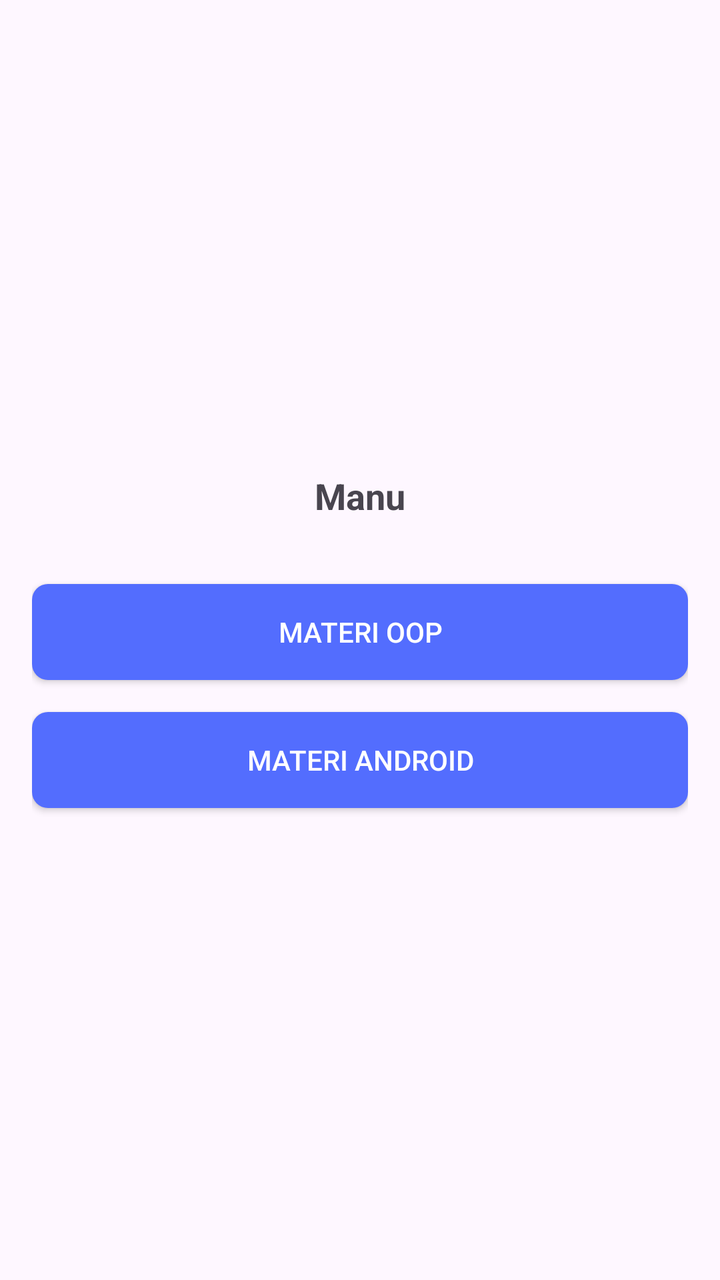
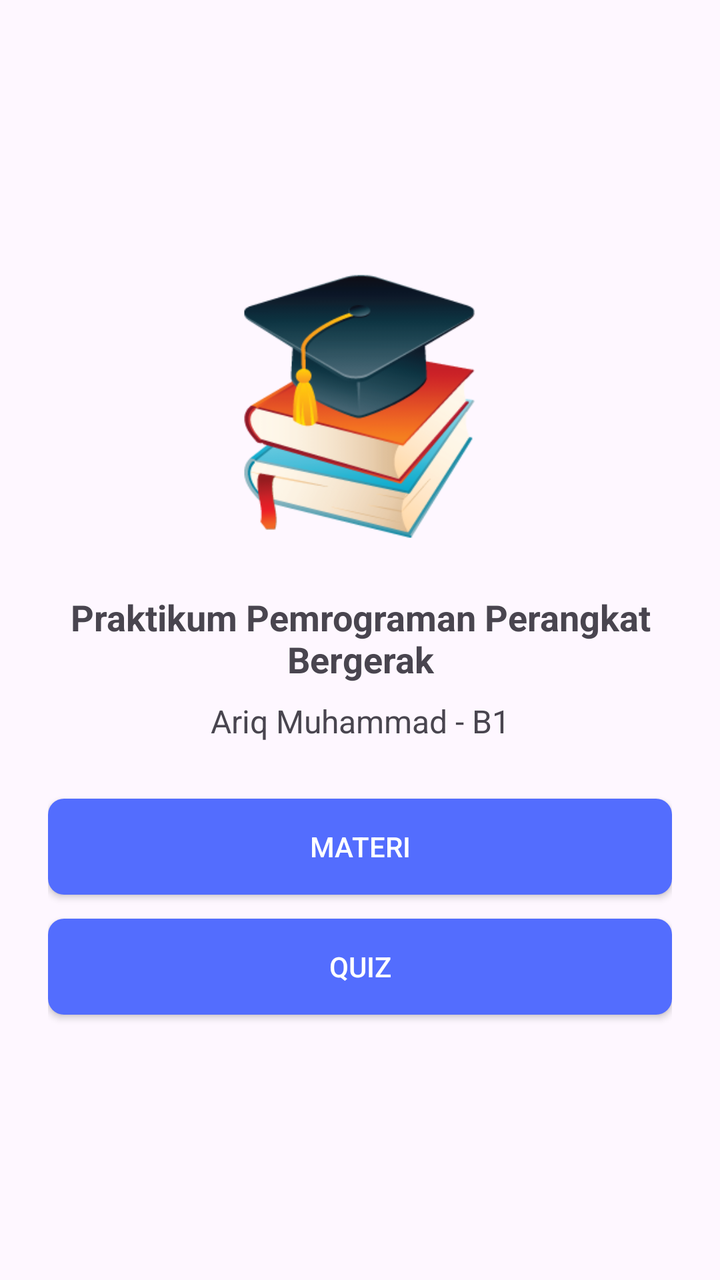

An Android layout rendered at two revisions. The XML below is the earlier revision; the diff shows what the commit changed to produce the second picture.
<!-- AndroidManifest.xml: application theme Theme.MyCourse -->
<!-- res/layout/fragment_home.xml -->
<?xml version="1.0" encoding="utf-8"?>
<LinearLayout xmlns:android="http://schemas.android.com/apk/res/android"
    xmlns:tools="http://schemas.android.com/tools"
    android:layout_width="match_parent"
    android:layout_height="match_parent"
    android:gravity="center"
    android:padding="16dp"
    android:orientation="vertical"
    tools:context=".HomeFragment">
    <TextView
        android:layout_width="match_parent"
        android:layout_height="wrap_content"
        android:layout_marginBottom="32dp"
        android:text="Manu"
        style="@style/CustomTextView18Bold"/>

    <androidx.appcompat.widget.AppCompatButton
        android:id="@+id/btn_oop"
        android:layout_width="match_parent"
        android:layout_height="wrap_content"
        android:text="Materi OOP"
        style="@style/CustomRoundedButton" />
    <androidx.appcompat.widget.AppCompatButton
        android:id="@+id/btn_android"
        android:layout_marginTop="16dp"
        android:layout_width="match_parent"
        android:layout_height="wrap_content"
        android:text="Materi Android"
        style="@style/CustomRoundedButton" />
</LinearLayout>
<!-- resources referenced by this layout -->
<resources>
  <style name="CustomRoundedButton" parent="Widget.AppCompat.Button">
          <item name="android:background">@drawable/rounded_button</item>
          
          <item name="android:textColor">#FFFFFF</item>
          <item name="android:padding">10dp</item>
      </style>
  <style name="CustomTextView18Bold" parent="Widget.AppCompat.TextView">
          <item name="android:textSize">18sp</item>
          <item name="android:textStyle">bold</item>
          <item name="android:gravity">center</item>
      </style>
  <style name="Theme.MyCourse" parent="Base.Theme.MyCourse" />
  <!-- drawable rounded_button (drawable) -->
  <?xml version="1.0" encoding="utf-8"?>
  <selector xmlns:android="http://schemas.android.com/apk/res/android">
      
      <item android:state_pressed="true">
          <shape android:shape="rectangle">
              <solid android:color="#303F9F" /> 
              <corners android:radius="8dp" /> 
          </shape>
      </item>
      
      <item>
          <shape android:shape="rectangle">
              <solid android:color="#536DFE" /> 
              <corners android:radius="8dp" />
          </shape>
      </item>
  </selector>
  <style name="Base.Theme.MyCourse" parent="Theme.Material3.DayNight.NoActionBar">
          
          
      </style>
</resources>

<!-- the commit's change to res/layout/fragment_home.xml (unified diff, before → after) -->
@@ -4,27 +4,47 @@
     android:layout_width="match_parent"
     android:layout_height="match_parent"
     android:gravity="center"
-    android:padding="16dp"
+    android:padding="24dp"
     android:orientation="vertical"
     tools:context=".HomeFragment">
+
+    <ImageView
+        android:layout_width="140dp"
+        android:layout_height="140dp"
+        android:layout_marginBottom="24dp"
+        android:src="@drawable/course_icon"
+        android:contentDescription="Course image" />
+
     <TextView
         android:layout_width="match_parent"
         android:layout_height="wrap_content"
-        android:layout_marginBottom="32dp"
-        android:text="Manu"
-        style="@style/CustomTextView18Bold"/>
+        android:text="Praktikum Pemrograman Perangkat Bergerak"
+        android:textSize="18sp"
+        android:textStyle="bold"
+        android:gravity="center" />
+
+    <TextView
+        android:layout_width="match_parent"
+        android:layout_height="wrap_content"
+        android:layout_marginTop="8dp"
+        android:layout_marginBottom="28dp"
+        android:text="Ariq Muhammad - B1"
+        android:textSize="16sp"
+        android:gravity="center" />
 
     <androidx.appcompat.widget.AppCompatButton
-        android:id="@+id/btn_oop"
+        android:id="@+id/btn_materi"
         android:layout_width="match_parent"
         android:layout_height="wrap_content"
-        android:text="Materi OOP"
+        android:text="Materi"
         style="@style/CustomRoundedButton" />
+
     <androidx.appcompat.widget.AppCompatButton
-        android:id="@+id/btn_android"
-        android:layout_marginTop="16dp"
+        android:id="@+id/btn_quiz"
         android:layout_width="match_parent"
         android:layout_height="wrap_content"
-        android:text="Materi Android"
+        android:layout_marginTop="12dp"
+        android:text="Quiz"
         style="@style/CustomRoundedButton" />
+
 </LinearLayout>
<!-- resource entries referenced after the edit -->
@@ -1,15 +1,11 @@
 <!-- resources referenced by this layout -->
 <resources>
+  <!-- drawable course_icon: png bitmap (drawable, 35097 bytes) -->
   <style name="CustomRoundedButton" parent="Widget.AppCompat.Button">
           <item name="android:background">@drawable/rounded_button</item>
           
           <item name="android:textColor">#FFFFFF</item>
           <item name="android:padding">10dp</item>
-      </style>
-  <style name="CustomTextView18Bold" parent="Widget.AppCompat.TextView">
-          <item name="android:textSize">18sp</item>
-          <item name="android:textStyle">bold</item>
-          <item name="android:gravity">center</item>
       </style>
   <style name="Theme.MyCourse" parent="Base.Theme.MyCourse" />
   <!-- drawable rounded_button (drawable) -->
